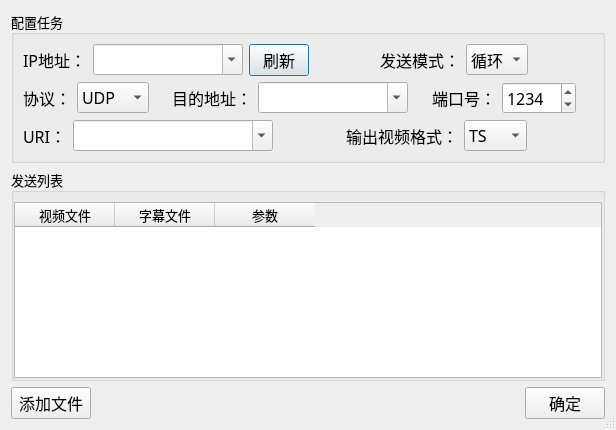
Reinering/stream-sender, file ui/addTask.ui: the form before one commit.
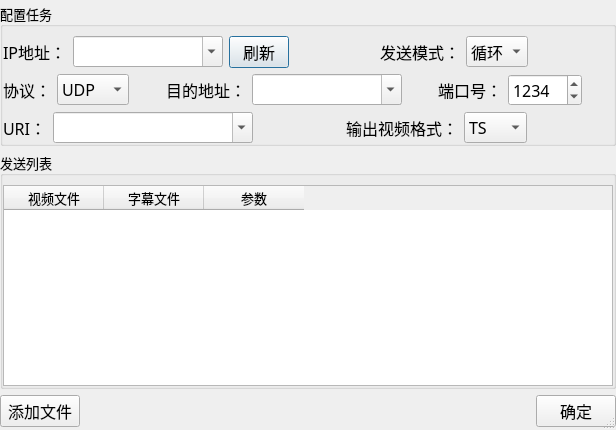
The form after the commit.

What changed in the file:
```diff
--- a/ui/addTask.ui
+++ b/ui/addTask.ui
@@ -22,6 +22,18 @@
    <bool>true</bool>
   </property>
   <layout class="QGridLayout" name="gridLayout_3">
+   <property name="leftMargin">
+    <number>0</number>
+   </property>
+   <property name="topMargin">
+    <number>3</number>
+   </property>
+   <property name="rightMargin">
+    <number>0</number>
+   </property>
+   <property name="bottomMargin">
+    <number>3</number>
+   </property>
    <item row="0" column="0">
     <widget class="QGroupBox" name="groupBox">
      <property name="font">
@@ -34,6 +46,15 @@
       <string>配置任务</string>
      </property>
      <layout class="QGridLayout" name="gridLayout">
+      <property name="leftMargin">
+       <number>0</number>
+      </property>
+      <property name="rightMargin">
+       <number>0</number>
+      </property>
+      <property name="bottomMargin">
+       <number>0</number>
+      </property>
       <item row="0" column="0">
        <layout class="QHBoxLayout" name="horizontalLayout_7">
         <item>
```
